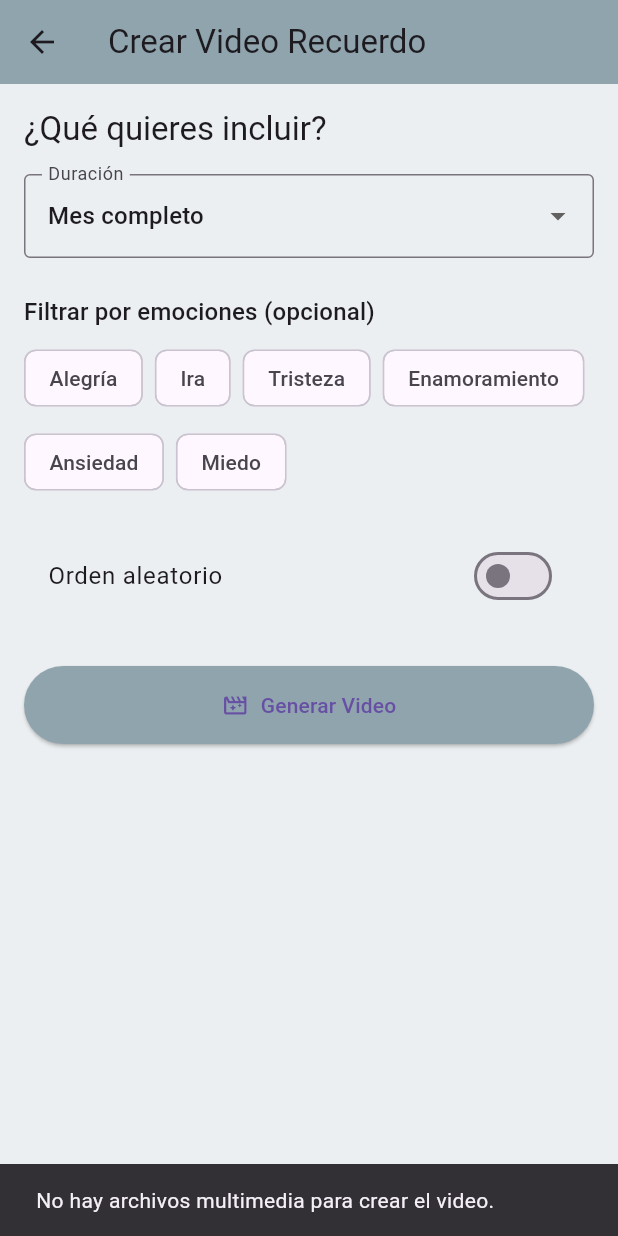
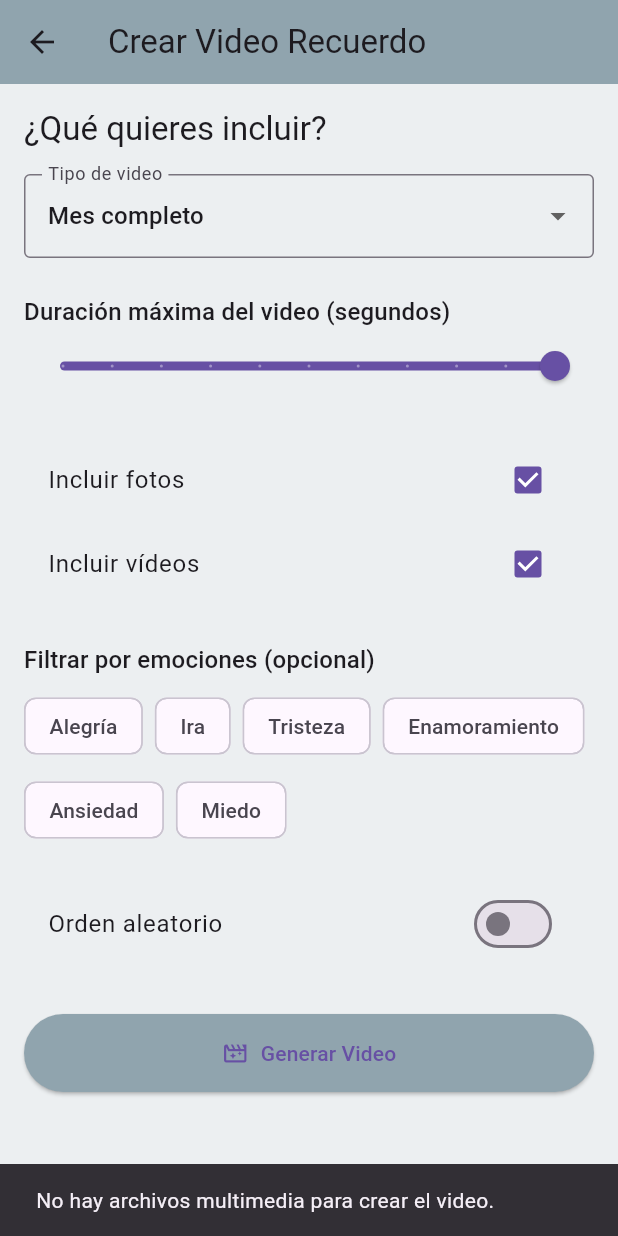
Before and after one commit to Mamarco13/eMOODiario, a Flutter app: the VideoScreen screen opened directly with empty values, after a tap on "Generar Video", on a phone screen of 412 x 824 dp. Run offline on Flutter 3.47's test engine with Material 3 defaults, Android fonts, the phone set to English and light mode, and no system bars; our stand-ins replace flutter_local_notifications, hive, hive_flutter, image_picker, permission_handler, share_plus and 1 more; missing offline and left inert: ffmpeg_kit_flutter, video_thumbnail; accounts and stored records are empty; Roboto replaces fonts that are missing (Helvetica).

Commit message:
Mas opciones

```diff
--- a/lib/video_screen.dart
+++ b/lib/video_screen.dart
@@ -5,10 +5,8 @@ import 'dart:io';
 import 'package:flutter/material.dart';
 import 'package:path_provider/path_provider.dart';
 import 'package:flutter_local_notifications/flutter_local_notifications.dart';
-import 'package:open_file/open_file.dart';
 import 'package:ffmpeg_kit_flutter/ffmpeg_kit.dart';
 import 'package:ffmpeg_kit_flutter/return_code.dart';
-import 'package:video_player/video_player.dart';
 import 'package:video_player/video_player.dart';
 import 'package:share_plus/share_plus.dart';
 
@@ -23,6 +21,10 @@ class VideoScreen extends StatefulWidget {
 }
 
 class _VideoScreenState extends State<VideoScreen> {
+  List<DateTime> selectedDays = [];
+  int maxDurationSeconds = 60; // Para el slider
+  bool includePhotos = true;   // Checkbox incluir fotos
+  bool includeVideos = true;   // Checkbox incluir videos
   String rangeOption = 'Mes completo';
   List<String> selectedEmotions = [];
   bool shuffleMedia = false;
@@ -30,6 +32,29 @@ class _VideoScreenState extends State<VideoScreen> {
   double fakeProgress = 0.0;
   Timer? _progressTimer;
   File? generatedVideoFile;
+
+  void _openCalendarDialog() async {
+    DateTime now = DateTime.now();
+    DateTime? picked = await showDatePicker(
+      context: context,
+      initialDate: now,
+      firstDate: DateTime(now.year - 2),
+      lastDate: DateTime(now.year + 2),
+    );
+
+    if (picked != null) {
+      setState(() {
+        final normalized = DateTime(picked.year, picked.month, picked.day);
+        if (!selectedDays.any((d) =>
+            d.year == normalized.year &&
+            d.month == normalized.month &&
+            d.day == normalized.day)) {
+          selectedDays.add(normalized);
+        }
+      });
+    }
+  }
+
 
 Future<File> _convertImageToVideo(File imageFile) async {
   final tempDir = await getTemporaryDirectory();
@@ -75,8 +100,6 @@ if (ReturnCode.isSuccess(returnCode)) {
 } else {
   throw Exception('Falló la conversión de imagen a video:\n$logs');
 }
-  // El executeAsync no retorna nada directamente, así que arriba capturas y manejas todo.
-  return File(videoPath); // Llegas aquí si todo fue bien
 }
 
 
@@ -118,7 +141,6 @@ if (ReturnCode.isSuccess(returnCode)) {
               value: rangeOption,
               items: [
                 'Mes completo',
-                'Rango de días',
                 'Seleccionar días concretos',
               ].map((opt) => DropdownMenuItem(value: opt, child: Text(opt))).toList(),
               onChanged: isGenerating ? null : (value) {
@@ -129,10 +151,47 @@ if (ReturnCode.isSuccess(returnCode)) {
                 }
               },
               decoration: InputDecoration(
-                labelText: 'Duración',
+                labelText: 'Tipo de video',
                 border: OutlineInputBorder(),
               ),
             ),
+            if (rangeOption == 'Seleccionar días concretos') ...[
+              SizedBox(height: 16),
+              ElevatedButton(
+                onPressed: isGenerating ? null : _openCalendarDialog,
+                child: Text('Seleccionar días en calendario'),
+              ),
+            ],
+            SizedBox(height: 24),
+            Text('Duración máxima del video (segundos)', style: Theme.of(context).textTheme.titleMedium),
+            Slider(
+              value: maxDurationSeconds.toDouble(),
+              min: 10,
+              max: 60,
+              divisions: 10,
+              label: '$maxDurationSeconds s',
+              onChanged: isGenerating ? null : (value) {
+                setState(() => maxDurationSeconds = value.toInt());
+              },
+            ),
+
+            SizedBox(height: 24),
+
+            CheckboxListTile(
+              title: Text('Incluir fotos'),
+              value: includePhotos,
+              onChanged: isGenerating ? null : (val) {
+                setState(() => includePhotos = val ?? true);
+              },
+            ),
+            CheckboxListTile(
+              title: Text('Incluir vídeos'),
+              value: includeVideos,
+              onChanged: isGenerating ? null : (val) {
+                setState(() => includeVideos = val ?? true);
+              },
+            ),
+
             SizedBox(height: 24),
             Text('Filtrar por emociones (opcional)', style: Theme.of(context).textTheme.titleMedium),
             SizedBox(height: 8),
@@ -193,12 +252,6 @@ if (ReturnCode.isSuccess(returnCode)) {
     );
   }
 
-  Future<bool> _checkHasAudio(File file) async {
-    final session = await FFmpegKit.execute('-i "${file.path}"');
-    final output = await session.getAllLogsAsString();
-    return output?.contains('Audio:') ?? false;
-  }
-
 
 void _startGeneratingVideo() async {
   setState(() {
@@ -251,7 +304,7 @@ void _startGeneratingVideo() async {
   print('📄 input.txt:\n$inputContent');
 
   // Comando robusto con demuxer
-  final ffmpegCommand = "-f concat -safe 0 -i ${inputFile.path} -c copy -y ${videoOutput.path}";
+  final ffmpegCommand = "-f concat -safe 0 -i ${inputFile.path} -c:v mpeg4 -b:v 1000k -c:a aac -b:a 128k -pix_fmt yuv420p -t $maxDurationSeconds -y ${videoOutput.path}";
 
   await FFmpegKit.executeAsync(ffmpegCommand, (session) async {
     final logs = await session.getAllLogsAsString();
@@ -294,7 +347,23 @@ void _startGeneratingVideo() async {
   }
 
   List<File> _prepareMediaFiles() {
-    List<MapEntry<DateTime, Map<String, dynamic>>> filteredDays = widget.dayData.entries.toList();
+    List<MapEntry<DateTime, Map<String, dynamic>>> allDays = widget.dayData.entries.toList();
+    List<MapEntry<DateTime, Map<String, dynamic>>> filteredDays = [];
+
+    if (rangeOption == 'Mes completo') {
+      final now = DateTime.now();
+      filteredDays = allDays.where((entry) =>
+        entry.key.month == now.month && entry.key.year == now.year
+      ).toList();
+    } else if (rangeOption == 'Seleccionar días concretos') {
+      filteredDays = allDays.where((entry) =>
+        selectedDays.any((selected) =>
+          selected.year == entry.key.year &&
+          selected.month == entry.key.month &&
+          selected.day == entry.key.day
+        )
+      ).toList();
+    }
 
     if (selectedEmotions.isNotEmpty) {
       filteredDays = filteredDays.where((entry) {
@@ -311,7 +380,14 @@ void _startGeneratingVideo() async {
     for (final entry in filteredDays) {
       final mediaList = entry.value['media'] as List<dynamic>? ?? [];
       for (final media in mediaList) {
-        mediaFiles.add(media.file);
+        final file = media.file;
+        final isVideo = file.path.toLowerCase().endsWith('.mp4');
+        final isPhoto = file.path.toLowerCase().endsWith('.jpg') ||
+                        file.path.toLowerCase().endsWith('.jpeg') ||
+                        file.path.toLowerCase().endsWith('.png');
+        if ((isVideo && includeVideos) || (isPhoto && includePhotos)) {
+          mediaFiles.add(file);
+        }
       }
     }
 
@@ -465,8 +541,6 @@ class _FullscreenVideoPageState extends State<FullscreenVideoPage> {
 
   @override
   Widget build(BuildContext context) {
-    final Size screen = MediaQuery.of(context).size;
-
     return Scaffold(
       backgroundColor: Colors.black,
       appBar: AppBar(
```
